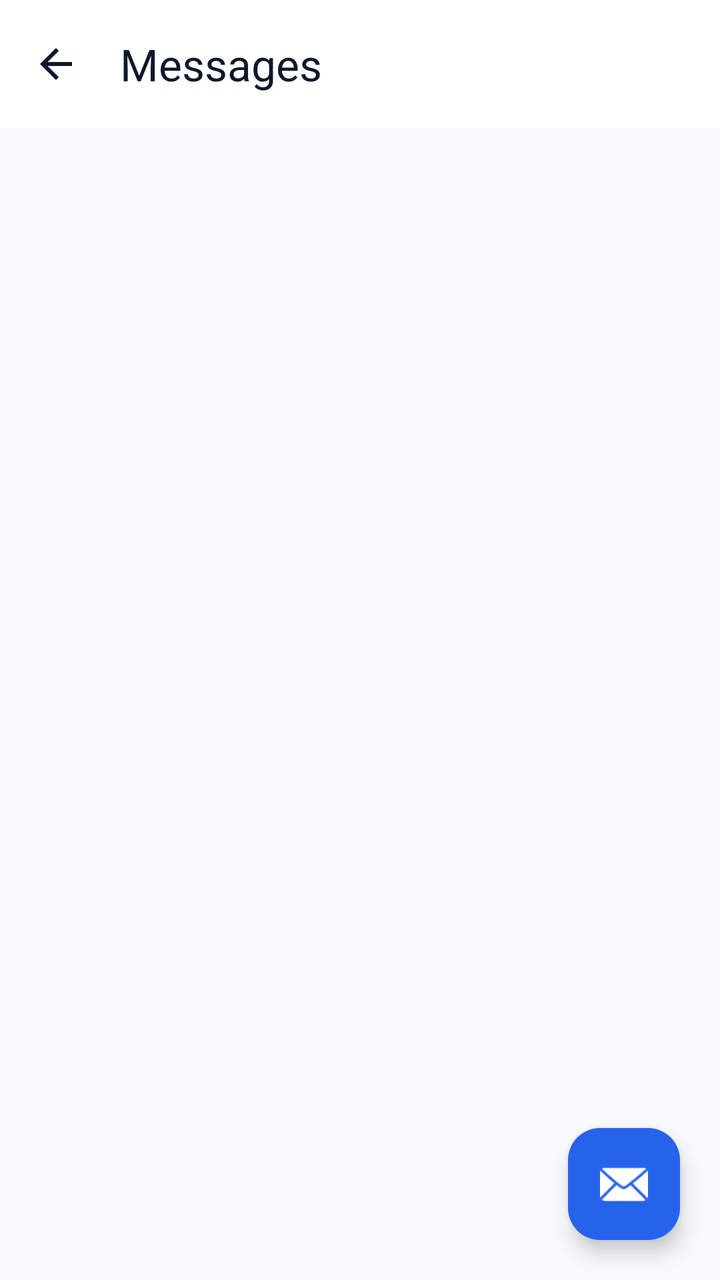
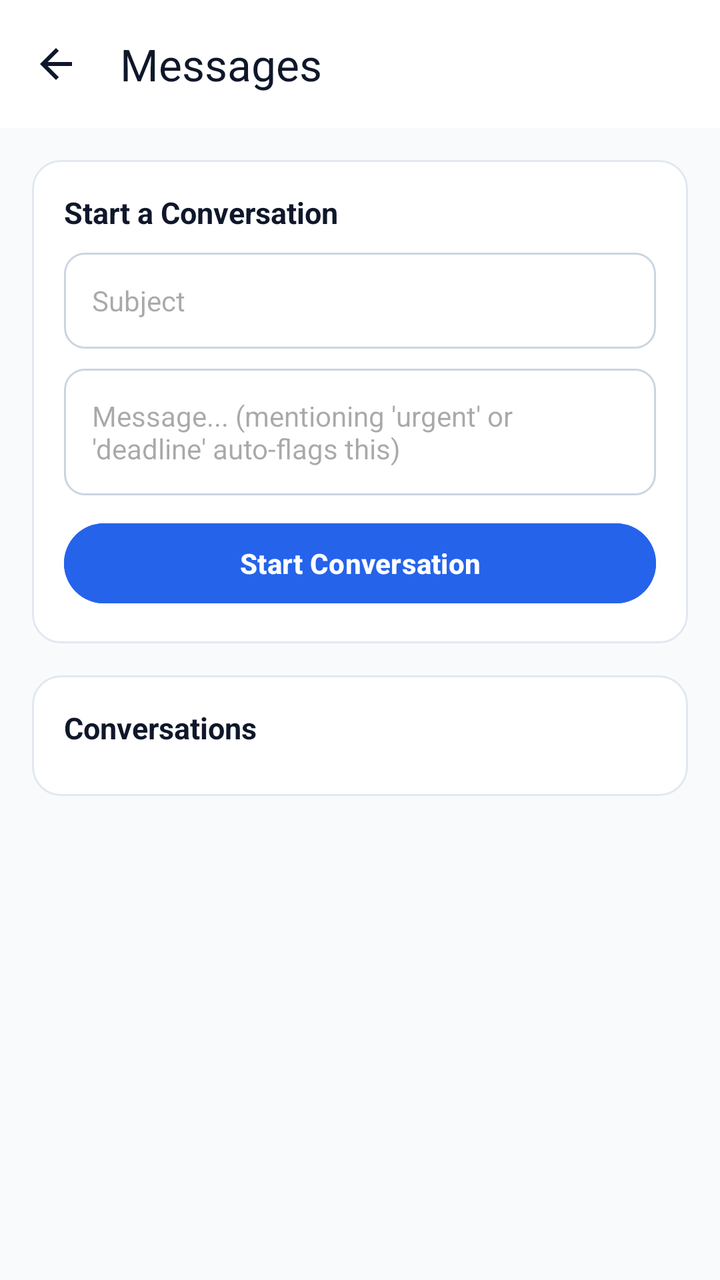

The first picture is an Android layout as it rendered before a commit; the second is the same layout after the commit. The layout source and the unified diff follow.
<!-- AndroidManifest.xml: application theme Theme.ApexLedger -->
<!-- res/layout/activity_messages.xml -->
<?xml version="1.0" encoding="utf-8"?>
<androidx.coordinatorlayout.widget.CoordinatorLayout xmlns:android="http://schemas.android.com/apk/res/android"
    xmlns:app="http://schemas.android.com/apk/res-auto"
    android:layout_width="match_parent"
    android:layout_height="match_parent">

    <LinearLayout
        android:layout_width="match_parent"
        android:layout_height="match_parent"
        android:orientation="vertical"
        android:background="@color/gray_50">

        <com.google.android.material.appbar.MaterialToolbar
            android:id="@+id/toolbar"
            android:layout_width="match_parent"
            android:layout_height="?attr/actionBarSize"
            android:background="@color/white"
            app:titleTextColor="@color/navy"
            app:navigationIcon="@drawable/ic_back_arrow"
            app:title="Messages" />

        <TextView
            android:id="@+id/tvEmptyState"
            android:layout_width="match_parent"
            android:layout_height="wrap_content"
            android:text="No conversations yet"
            android:textColor="@color/gray_500"
            android:textSize="14sp"
            android:gravity="center"
            android:padding="32dp"
            android:visibility="gone" />

        <androidx.recyclerview.widget.RecyclerView
            android:id="@+id/rvThreads"
            android:layout_width="match_parent"
            android:layout_height="match_parent"
            android:padding="16dp" />

    </LinearLayout>

    <com.google.android.material.floatingactionbutton.FloatingActionButton
        android:id="@+id/fabNewMessage"
        android:layout_width="wrap_content"
        android:layout_height="wrap_content"
        android:layout_gravity="bottom|end"
        android:layout_margin="20dp"
        android:src="@android:drawable/ic_dialog_email"
        app:backgroundTint="@color/primary"
        app:tint="@color/white" />

</androidx.coordinatorlayout.widget.CoordinatorLayout>
<!-- resources referenced by this layout -->
<resources>
  <color name="gray_50">#F8FAFC</color>
  <color name="gray_500">#64748B</color>
  <color name="navy">#0F172A</color>
  <color name="primary">#2563EB</color>
  <color name="white">#FFFFFF</color>
  <!-- drawable ic_back_arrow (drawable) -->
  <vector xmlns:android="http://schemas.android.com/apk/res/android"
      android:width="24dp"
      android:height="24dp"
      android:viewportWidth="24"
      android:viewportHeight="24"
      android:tint="@color/navy">
      <path
          android:fillColor="@android:color/white"
          android:pathData="M20,11H7.83l5.59,-5.59L12,4l-8,8 8,8 1.41,-1.41L7.83,13H20v-2z"/>
  </vector>
  <style name="Theme.ApexLedger" parent="Base.Theme.ApexLedger" />
  <style name="Base.Theme.ApexLedger" parent="Theme.Material3.DayNight.NoActionBar">
          
          
      </style>
</resources>

<!-- the commit's change to res/layout/activity_messages.xml (unified diff, before → after) -->
@@ -1,51 +1,119 @@
 <?xml version="1.0" encoding="utf-8"?>
-<androidx.coordinatorlayout.widget.CoordinatorLayout xmlns:android="http://schemas.android.com/apk/res/android"
+<LinearLayout xmlns:android="http://schemas.android.com/apk/res/android"
     xmlns:app="http://schemas.android.com/apk/res-auto"
     android:layout_width="match_parent"
-    android:layout_height="match_parent">
+    android:layout_height="match_parent"
+    android:orientation="vertical"
+    android:background="@color/gray_50">
 
-    <LinearLayout
+    <com.google.android.material.appbar.MaterialToolbar
+        android:id="@+id/toolbar"
         android:layout_width="match_parent"
-        android:layout_height="match_parent"
-        android:orientation="vertical"
-        android:background="@color/gray_50">
+        android:layout_height="?attr/actionBarSize"
+        android:background="@color/white"
+        app:titleTextColor="@color/navy"
+        app:navigationIcon="@drawable/ic_back_arrow"
+        app:title="Messages" />
 
-        <com.google.android.material.appbar.MaterialToolbar
-            android:id="@+id/toolbar"
-            android:layout_width="match_parent"
-            android:layout_height="?attr/actionBarSize"
-            android:background="@color/white"
-            app:titleTextColor="@color/navy"
-            app:navigationIcon="@drawable/ic_back_arrow"
-            app:title="Messages" />
+    <ScrollView
+        android:layout_width="match_parent"
+        android:layout_height="match_parent">
 
-        <TextView
-            android:id="@+id/tvEmptyState"
+        <LinearLayout
             android:layout_width="match_parent"
             android:layout_height="wrap_content"
-            android:text="No conversations yet"
-            android:textColor="@color/gray_500"
-            android:textSize="14sp"
-            android:gravity="center"
-            android:padding="32dp"
-            android:visibility="gone" />
+            android:orientation="vertical"
+            android:padding="16dp">
 
-        <androidx.recyclerview.widget.RecyclerView
-            android:id="@+id/rvThreads"
-            android:layout_width="match_parent"
-            android:layout_height="match_parent"
-            android:padding="16dp" />
+            
+            <LinearLayout
+                android:layout_width="match_parent"
+                android:layout_height="wrap_content"
+                android:orientation="vertical"
+                android:background="@drawable/bg_card_stroke"
+                android:padding="16dp"
+                android:layout_marginBottom="16dp">
 
-    </LinearLayout>
+                <TextView
+                    android:layout_width="wrap_content"
+                    android:layout_height="wrap_content"
+                    android:text="Start a Conversation"
+                    android:textColor="@color/navy"
+                    android:textStyle="bold"
+                    android:textSize="15sp"
+                    android:layout_marginBottom="10dp" />
 
-    <com.google.android.material.floatingactionbutton.FloatingActionButton
-        android:id="@+id/fabNewMessage"
-        android:layout_width="wrap_content"
-        android:layout_height="wrap_content"
-        android:layout_gravity="bottom|end"
-        android:layout_margin="20dp"
-        android:src="@android:drawable/ic_dialog_email"
-        app:backgroundTint="@color/primary"
-        app:tint="@color/white" />
+                <EditText
+                    android:id="@+id/etSubject"
+                    android:layout_width="match_parent"
+                    android:layout_height="48dp"
+                    android:background="@drawable/bg_input_field"
+                    android:paddingStart="14dp"
+                    android:paddingEnd="14dp"
+                    android:hint="Subject"
+                    android:textSize="14sp"
+                    android:layout_marginBottom="10dp" />
 
-</androidx.coordinatorlayout.widget.CoordinatorLayout>
+                <EditText
+                    android:id="@+id/etNewMessageBody"
+                    android:layout_width="match_parent"
+                    android:layout_height="wrap_content"
+                    android:minLines="2"
+                    android:gravity="top"
+                    android:background="@drawable/bg_input_field"
+                    android:padding="14dp"
+                    android:hint="Message... (mentioning 'urgent' or 'deadline' auto-flags this)"
+                    android:textSize="14sp"
+                    android:layout_marginBottom="10dp" />
+
+                <com.google.android.material.button.MaterialButton
+                    android:id="@+id/btnStartConversation"
+                    android:layout_width="match_parent"
+                    android:layout_height="48dp"
+                    android:text="Start Conversation"
+                    android:textAllCaps="false"
+                    android:textStyle="bold"
+                    android:backgroundTint="@color/primary" />
+
+            </LinearLayout>
+
+            
+            <LinearLayout
+                android:layout_width="match_parent"
+                android:layout_height="wrap_content"
+                android:orientation="vertical"
+                android:background="@drawable/bg_card_stroke"
+                android:padding="16dp">
+
+                <TextView
+                    android:layout_width="wrap_content"
+                    android:layout_height="wrap_content"
+                    android:text="Conversations"
+                    android:textColor="@color/navy"
+                    android:textStyle="bold"
+                    android:textSize="15sp"
+                    android:layout_marginBottom="8dp" />
+
+                <TextView
+                    android:id="@+id/tvEmptyState"
+                    android:layout_width="match_parent"
+                    android:layout_height="wrap_content"
+                    android:text="No conversations yet"
+                    android:textColor="@color/gray_500"
+                    android:textSize="13sp"
+                    android:gravity="center"
+                    android:padding="24dp"
+                    android:visibility="gone" />
+
+                <androidx.recyclerview.widget.RecyclerView
+                    android:id="@+id/rvThreads"
+                    android:layout_width="match_parent"
+                    android:layout_height="wrap_content"
+                    android:nestedScrollingEnabled="false" />
+
+            </LinearLayout>
+
+        </LinearLayout>
+    </ScrollView>
+
+</LinearLayout>
<!-- resource entries referenced after the edit -->
@@ -5,6 +5,21 @@
   <color name="navy">#0F172A</color>
   <color name="primary">#2563EB</color>
   <color name="white">#FFFFFF</color>
+  <!-- drawable bg_card_stroke (drawable) -->
+  <?xml version="1.0" encoding="utf-8"?>
+  <shape xmlns:android="http://schemas.android.com/apk/res/android" android:shape="rectangle">
+      <corners android:radius="14dp" />
+      <solid android:color="@color/white" />
+      <stroke android:width="1dp" android:color="@color/gray_200" />
+  </shape>
+  <!-- drawable bg_input_field (drawable) -->
+  <?xml version="1.0" encoding="utf-8"?>
+  <shape xmlns:android="http://schemas.android.com/apk/res/android"
+      android:shape="rectangle">
+      <corners android:radius="10dp" />
+      <solid android:color="@color/white" />
+      <stroke android:width="1dp" android:color="@color/gray_300" />
+  </shape>
   <!-- drawable ic_back_arrow (drawable) -->
   <vector xmlns:android="http://schemas.android.com/apk/res/android"
       android:width="24dp"
@@ -17,6 +32,8 @@
           android:pathData="M20,11H7.83l5.59,-5.59L12,4l-8,8 8,8 1.41,-1.41L7.83,13H20v-2z"/>
   </vector>
   <style name="Theme.ApexLedger" parent="Base.Theme.ApexLedger" />
+  <color name="gray_200">#E2E8F0</color>
+  <color name="gray_300">#CBD5E1</color>
   <style name="Base.Theme.ApexLedger" parent="Theme.Material3.DayNight.NoActionBar">
           
           
